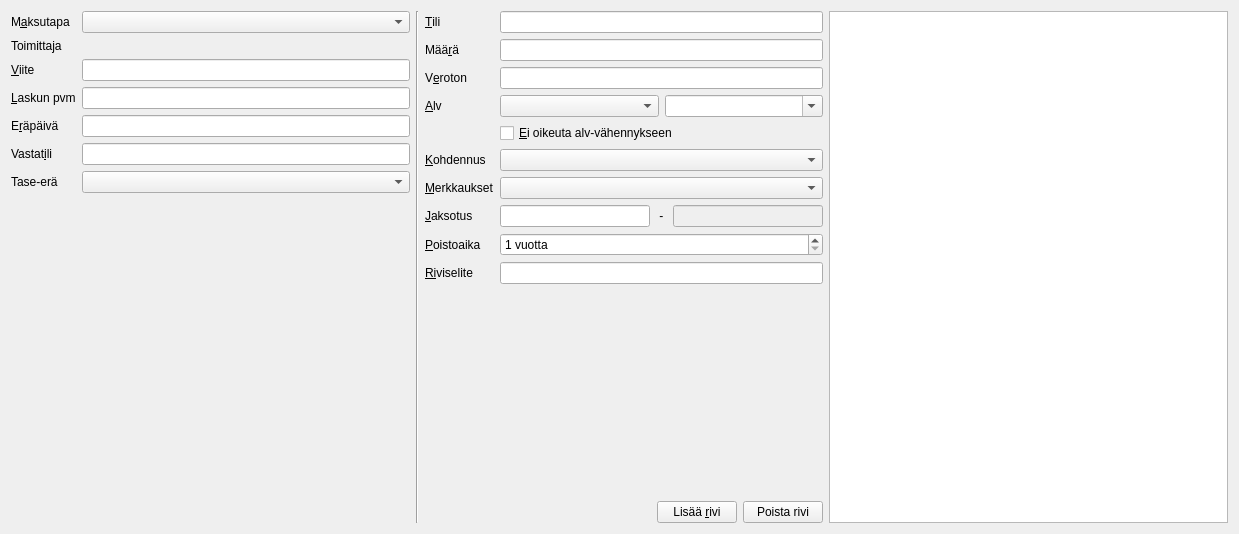
The window that kitsas/apuri/tulomenoapuri.ui (artoh/kitupiikki) describes before a commit, drawn with Qt 5.
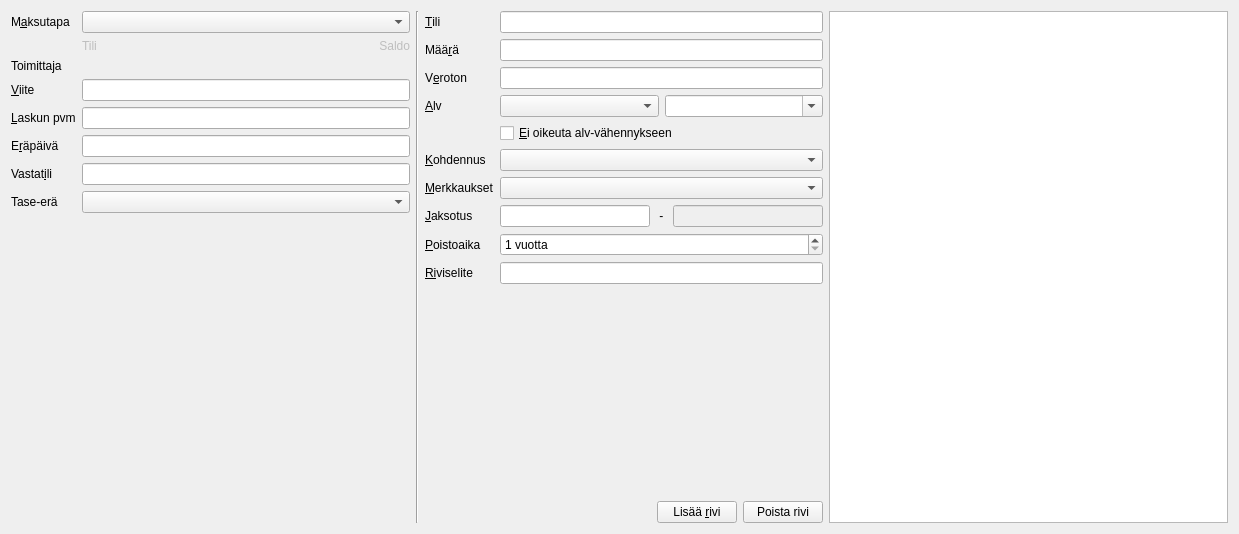
The same window after the commit. Icons and pictures are not drawn. Custom widgets are drawn as their Qt base class.

Diff of the .ui file:
```diff
--- a/kitsas/apuri/tulomenoapuri.ui
+++ b/kitsas/apuri/tulomenoapuri.ui
@@ -13,7 +13,7 @@
   <property name="windowTitle">
    <string>Form</string>
   </property>
-  <layout class="QHBoxLayout" name="horizontalLayout_5">
+  <layout class="QHBoxLayout" name="horizontalLayout_4">
    <item>
     <layout class="QVBoxLayout" name="verticalLayout_2">
      <item>
@@ -31,25 +31,14 @@
        <item row="0" column="1">
         <widget class="QComboBox" name="maksutapaCombo"/>
        </item>
-       <item row="1" column="0">
+       <item row="2" column="0">
         <widget class="QLabel" name="toimittajaLabel">
          <property name="text">
           <string>Toimittaja</string>
          </property>
         </widget>
        </item>
-       <item row="1" column="1">
-        <layout class="QHBoxLayout" name="horizontalLayout_4">
-         <item>
-          <widget class="AsiakasToimittajaValinta" name="asiakasToimittaja" native="true">
-           <property name="focusPolicy">
-            <enum>Qt::StrongFocus</enum>
-           </property>
-          </widget>
-         </item>
-        </layout>
-       </item>
-       <item row="2" column="0">
+       <item row="3" column="0">
         <widget class="QLabel" name="viiteLabel">
          <property name="text">
           <string>&amp;Viite</string>
@@ -59,10 +48,23 @@
          </property>
         </widget>
        </item>
-       <item row="2" column="1">
+       <item row="3" column="1">
         <widget class="KpViiteEdit" name="viiteEdit"/>
        </item>
        <item row="4" column="0">
+        <widget class="QLabel" name="laskupvmLabel">
+         <property name="text">
+          <string>&amp;Laskun pvm</string>
+         </property>
+         <property name="buddy">
+          <cstring>laskuPvm</cstring>
+         </property>
+        </widget>
+       </item>
+       <item row="4" column="1">
+        <widget class="KpDateEdit" name="laskuPvm"/>
+       </item>
+       <item row="5" column="0">
         <widget class="QLabel" name="erapaivaLabel">
          <property name="text">
           <string>E&amp;räpäivä</string>
@@ -72,10 +74,10 @@
          </property>
         </widget>
        </item>
-       <item row="4" column="1">
+       <item row="5" column="1">
         <widget class="KpDateEdit" name="erapaivaEdit"/>
        </item>
-       <item row="5" column="0">
+       <item row="6" column="0">
         <widget class="QLabel" name="vastatiliLabel">
          <property name="text">
           <string>Vastat&amp;ili</string>
@@ -85,7 +87,10 @@
          </property>
         </widget>
        </item>
-       <item row="6" column="0">
+       <item row="6" column="1">
+        <widget class="TilinvalintaLine" name="vastatiliLine"/>
+       </item>
+       <item row="7" column="0">
         <widget class="QLabel" name="eraLabel">
          <property name="text">
           <string>Tase-erä</string>
@@ -95,24 +100,42 @@
          </property>
         </widget>
        </item>
-       <item row="6" column="1">
+       <item row="7" column="1">
         <widget class="EraCombo" name="eraCombo"/>
        </item>
-       <item row="5" column="1">
-        <widget class="TilinvalintaLine" name="vastatiliLine"/>
-       </item>
-       <item row="3" column="0">
-        <widget class="QLabel" name="laskupvmLabel">
-         <property name="text">
-          <string>&amp;Laskun pvm</string>
-         </property>
-         <property name="buddy">
-          <cstring>laskuPvm</cstring>
+       <item row="2" column="1">
+        <widget class="AsiakasToimittajaValinta" name="asiakasToimittaja" native="true">
+         <property name="focusPolicy">
+          <enum>Qt::StrongFocus</enum>
          </property>
         </widget>
        </item>
-       <item row="3" column="1">
-        <widget class="KpDateEdit" name="laskuPvm"/>
+       <item row="1" column="1">
+        <layout class="QHBoxLayout" name="horizontalLayout_5">
+         <item>
+          <widget class="QLabel" name="tiliInfo">
+           <property name="enabled">
+            <bool>false</bool>
+           </property>
+           <property name="text">
+            <string>Tili</string>
+           </property>
+          </widget>
+         </item>
+         <item>
+          <widget class="QLabel" name="saldoInfo">
+           <property name="enabled">
+            <bool>false</bool>
+           </property>
+           <property name="text">
+            <string>Saldo</string>
+           </property>
+           <property name="alignment">
+            <set>Qt::AlignRight|Qt::AlignTrailing|Qt::AlignVCenter</set>
+           </property>
+          </widget>
+         </item>
+        </layout>
        </item>
       </layout>
      </item>
```
Left out of the diff: 1 changed line with no effect on the pictures.
